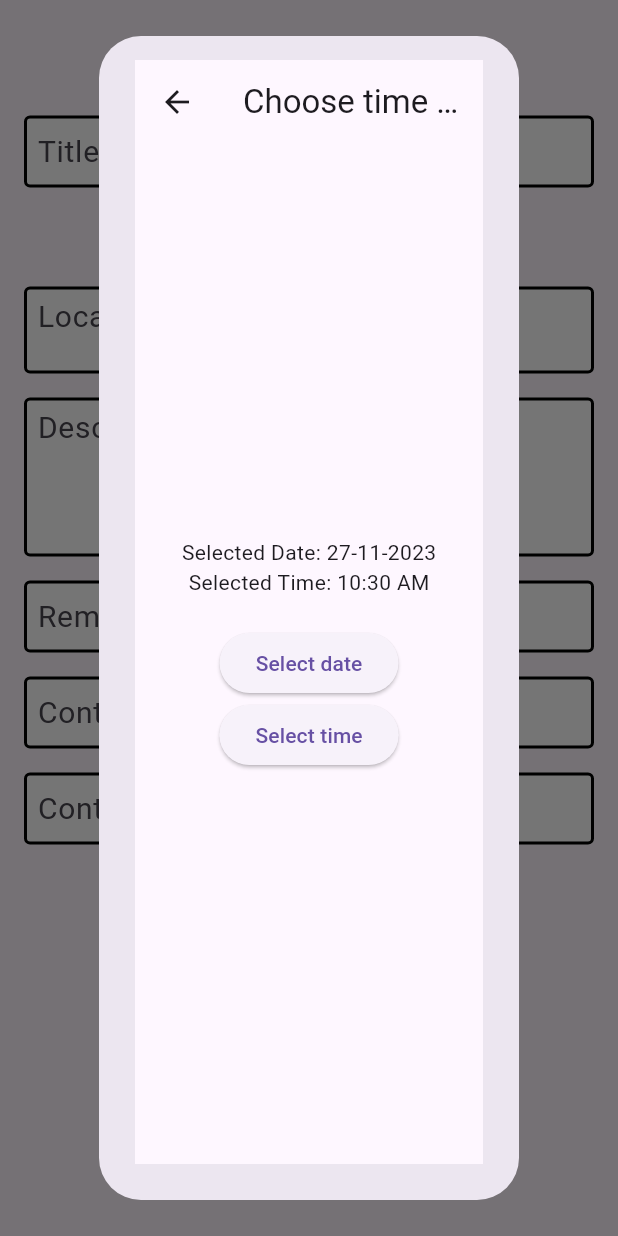
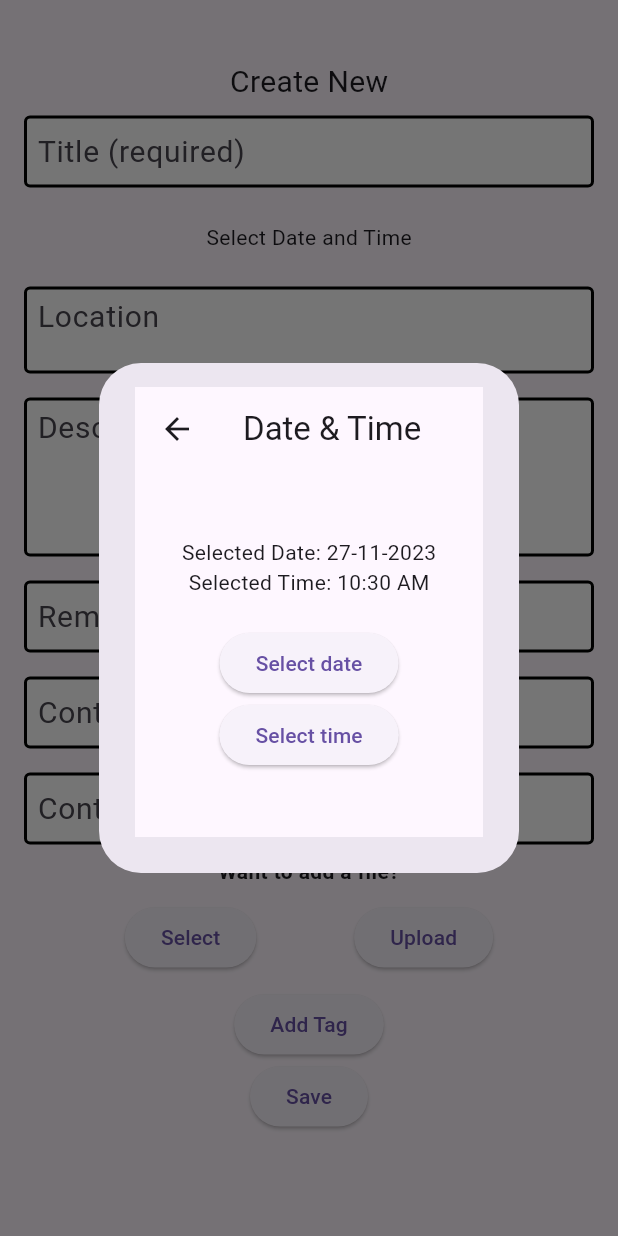
Before and after one commit to frasey/a_safe_place, a Flutter app: the Event screen opened directly, after a tap on "Select Date and Time", on a phone screen of 412 x 824 dp. Run offline on Flutter 3.47's test engine with Material 3 defaults, Android fonts, the phone set to English and light mode, and no system bars; our stand-ins replace cloud_firestore, file_picker, firebase_core, firebase_database, flutter_colorpicker, open_file and 1 more; missing offline and left inert: firebase_app_check; accounts and stored records are empty.

Commit message:
resized pop-out

```diff
--- a/lib/Events/DateTimePicker.dart
+++ b/lib/Events/DateTimePicker.dart
@@ -41,10 +41,12 @@ class _DateTimePickerState extends State<DateTimePicker> {
   Widget build(BuildContext context) {
     return Scaffold(
       appBar: AppBar(
-        title: const Text('Choose time and date'),
+        title: const Text('Date & Time'),
       ),
       body: Center(
-        child: Column(
+        child: Container(
+          padding: const EdgeInsets.all(5.0),
+          child: Column(
           mainAxisAlignment: MainAxisAlignment.center,
           children: <Widget>[
             Text(
@@ -68,6 +70,7 @@ class _DateTimePickerState extends State<DateTimePicker> {
           ],
         ),
       ),
+      ),
     );
   }
 }
--- a/lib/Events/Event.dart
+++ b/lib/Events/Event.dart
@@ -105,13 +105,16 @@ class _EventState extends State<Event> {
                       context: context,
                       builder: (BuildContext context) {
                         return AlertDialog(
-                          content: DateTimePicker(),
+                          content: SizedBox(
+                            height: 300,
+                            child:DateTimePicker(),
+                            ),
                           );
                         },
                       );
                     },
                     child: const SizedBox(
-                      width: 400,
+                      width: 300,
                       height: 50,
                       child: Center(
                         child: Text(
```
